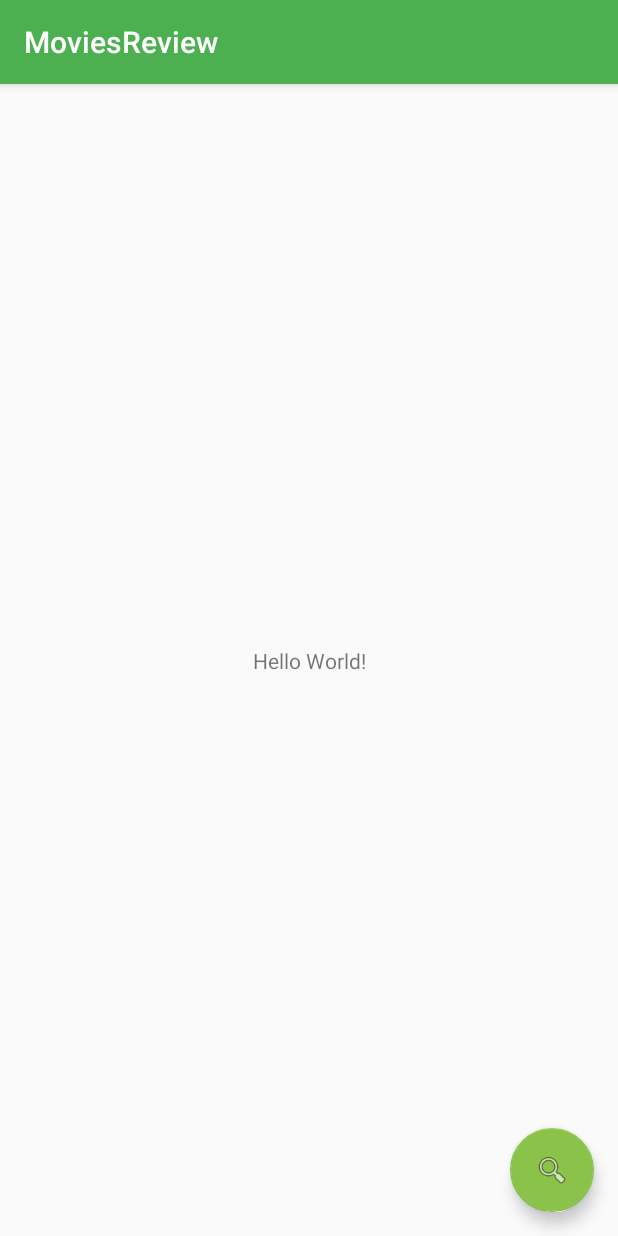
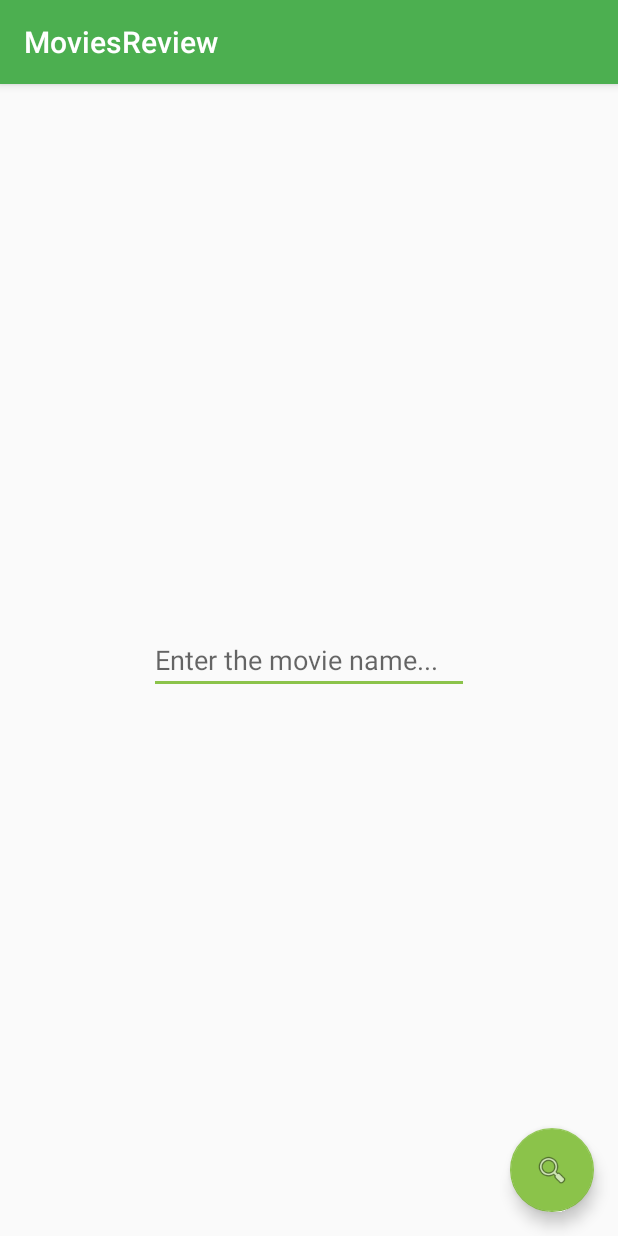
Before and after one commit to derrix060/MoviesReview, an Android app: the screen it shows after launch (MainActivity), on a phone screen of 412 x 824 dp. Run offline under Robolectric (Android 15) with nearby library versions, the phone set to English and light mode, and no system bars; 2 statements that could not run were skipped.

Commit message:
starting implement app

```diff
--- a/app/src/main/java/com/example/mario/moviesreview/MovieListActivity.java
+++ b/app/src/main/java/com/example/mario/moviesreview/MovieListActivity.java
@@ -5,4 +5,7 @@ package com.example.mario.moviesreview;
  */
 
 public class MovieListActivity {
+    private Movie[] movies;
+
+
 }
--- a/app/src/main/res/layout/activity_main.xml
+++ b/app/src/main/res/layout/activity_main.xml
@@ -28,6 +28,7 @@
         android:layout_height="wrap_content"
         android:layout_gravity="bottom|end"
         android:layout_margin="@dimen/fab_margin"
+        android:elevation="8dp"
         android:contentDescription="@string/seach_button_descr"
         app:fabSize="normal"
         app:srcCompat="@android:drawable/ic_menu_search" />
--- a/app/src/main/res/layout/content_main.xml
+++ b/app/src/main/res/layout/content_main.xml
@@ -8,13 +8,18 @@
     tools:context="com.example.mario.moviesreview.MainActivity"
     tools:showIn="@layout/activity_main">
 
-    <TextView
+
+    <EditText
+        android:id="@+id/txtSearch"
         android:layout_width="wrap_content"
         android:layout_height="wrap_content"
-        android:text="Hello World!"
+        android:ems="10"
+        android:inputType="textPersonName"
+        android:hint="@string/search_hint"
         app:layout_constraintBottom_toBottomOf="parent"
         app:layout_constraintLeft_toLeftOf="parent"
         app:layout_constraintRight_toRightOf="parent"
-        app:layout_constraintTop_toTopOf="parent" />
+        app:layout_constraintTop_toTopOf="parent"
 
+        />
 </android.support.constraint.ConstraintLayout>
--- a/app/src/main/res/values/dimens.xml
+++ b/app/src/main/res/values/dimens.xml
@@ -1,3 +1,4 @@
 <resources>
     <dimen name="fab_margin">16dp</dimen>
+    <dimen name="activity_vertical_margin">8dp</dimen>
 </resources>
--- a/app/src/main/res/values/strings.xml
+++ b/app/src/main/res/values/strings.xml
@@ -1,5 +1,12 @@
 <resources>
     <string name="app_name">MoviesReview</string>
     <string name="action_settings">Settings</string>
+
+    <!-- Main Activity -->
+    <string name="search_hint">Enter the movie name...</string>
     <string name="seach_button_descr">Search the movie</string>
+
+    <!-- Movies Activity -->
+    <string name="title_movie">Movies</string>
+    <string name="talkback_movie_image">Movie Image</string>
 </resources>
```
Also changed, not shown: app/src/main/res/drawable/ic_local_movies_black_24dp.xml (added, +9 -0 lines).
